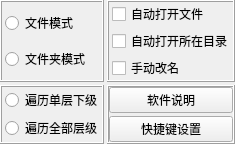
PPJUST/QuickMove, file ui/ui_widget_settings.ui: the form before one commit.
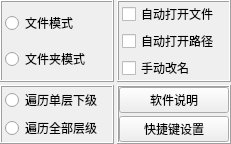
The form after the commit.

Commit message: 1.添加快捷键功能（临时） 2.修改部分选项后重置任务 3.分析文件夹时跳过空文件夹 4.调整打开文件功能

```diff
--- a/ui/ui_widget_settings.ui
+++ b/ui/ui_widget_settings.ui
@@ -7,7 +7,7 @@
     <x>0</x>
     <y>0</y>
     <width>231</width>
-    <height>123</height>
+    <height>128</height>
    </rect>
   </property>
   <property name="windowTitle">
@@ -110,7 +110,7 @@
       <item>
        <widget class="QCheckBox" name="checkBox_auto_open_parent">
         <property name="text">
-         <string>自动打开所在目录</string>
+         <string>自动打开路径</string>
         </property>
        </widget>
       </item>
```
Left out of the diff: 6 changed lines with no effect on the pictures. The commit also changes 16 other files.
